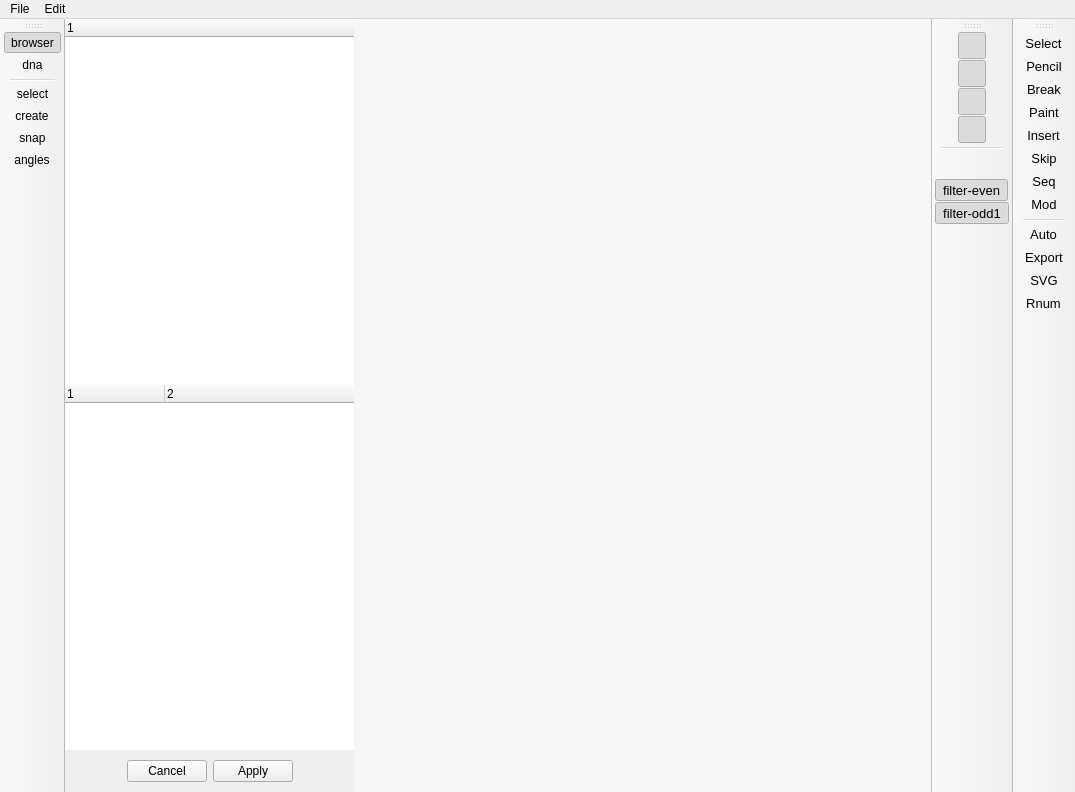
Qt form cadnano/gui/ui/mainwindow/mainwindow.ui (cadnano/cadnano2.5) before a commit.
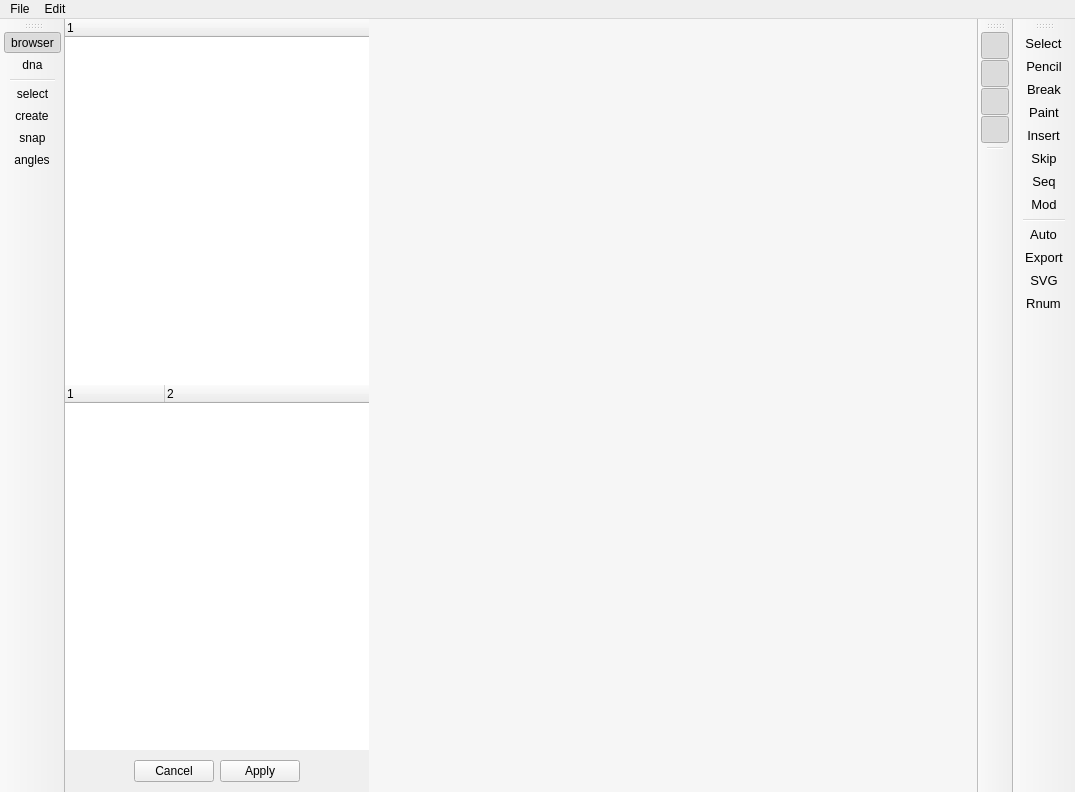
The same form after that commit. Icons and pictures are not drawn. Custom widgets are drawn as their Qt base class.

Commit message:
rm even & odd filters
fwd and rev actions appear to have been previously renamed in
mainwindow.ui but not rebuilt with pyuic5 (?)

The edit to the form file:
```diff
--- a/cadnano/gui/ui/mainwindow/mainwindow.ui
+++ b/cadnano/gui/ui/mainwindow/mainwindow.ui
@@ -339,8 +339,6 @@
    <addaction name="action_filter_xover"/>
    <addaction name="separator"/>
    <addaction name="action_filter_handle"/>
-   <addaction name="action_filter_even"/>
-   <addaction name="action_filter_odd"/>
   </widget>
   <widget class="QToolBar" name="left_toolbar">
    <property name="sizePolicy">
```
The commit also changes 2 other files.
